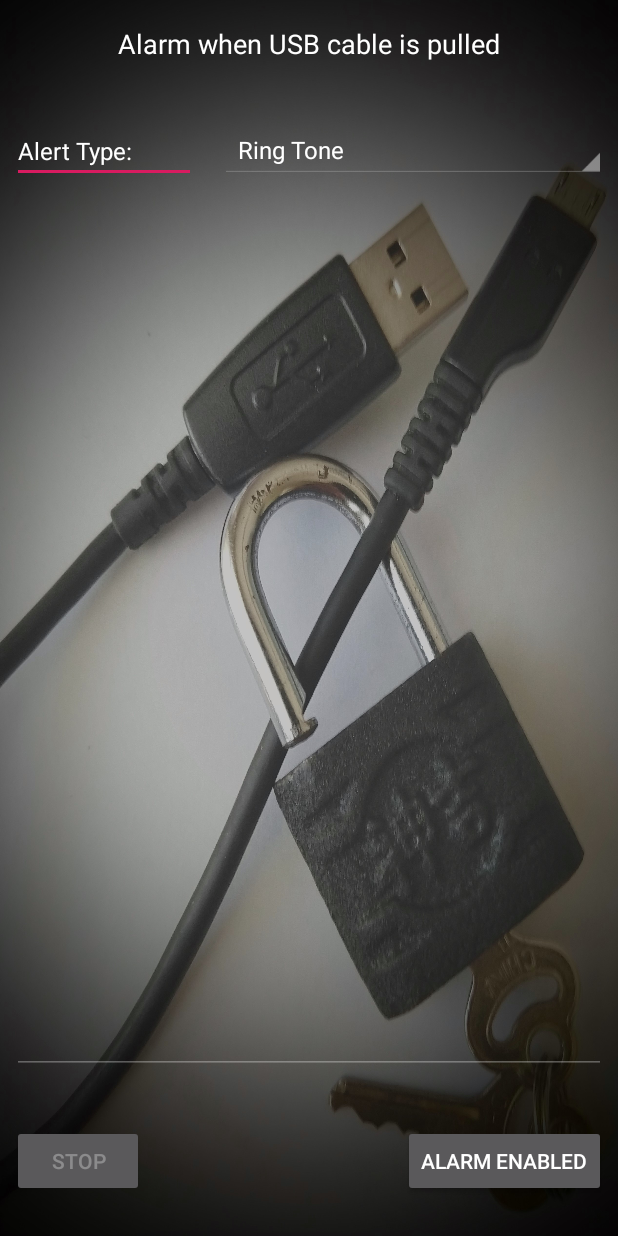
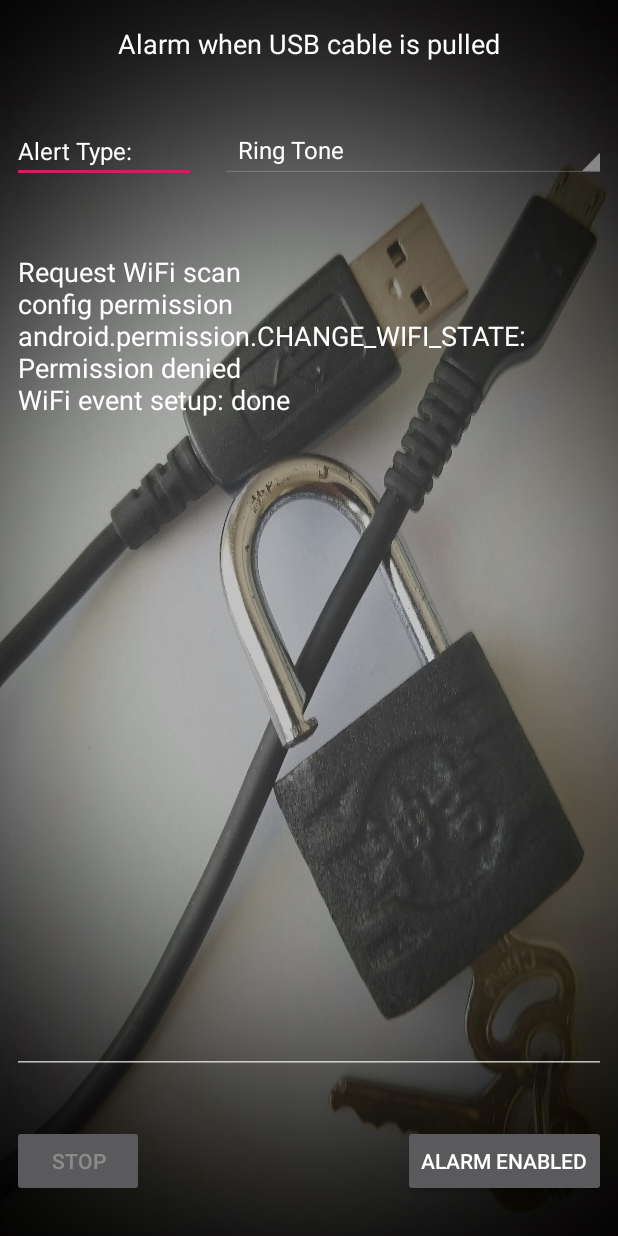
Before and after one commit to Cheng-Yan-2909/CableLock, an Android app: the screen it shows after launch (MainActivity), on a phone screen of 412 x 824 dp. Run offline under Robolectric (Android 15) with nearby library versions, the phone set to English and light mode, and no system bars.

Commit message:
got WiFi info... need clean up debug

```diff
--- a/app/build.gradle
+++ b/app/build.gradle
@@ -9,7 +9,7 @@ android {
         versionCode 2
         versionName "2.0"
         testInstrumentationRunner "androidx.test.runner.AndroidJUnitRunner"
-        minSdkVersion 21
+        minSdkVersion 23
     }
     buildTypes {
         release {
--- a/app/src/main/AndroidManifest.xml
+++ b/app/src/main/AndroidManifest.xml
@@ -17,7 +17,10 @@
             </intent-filter>
         </activity>
 
-
     </application>
 
+    <uses-permission android:name="android.permission.ACCESS_FINE_LOCATION"/>
+    <uses-permission android:name="android.permission.CHANGE_WIFI_STATE"/>
+    <uses-permission android:name="android.permission.ACCESS_WIFI_STATE"/>
+
 </manifest>
--- a/app/src/main/java/com/chengyan/cablelock/BatteryStatus.java
+++ b/app/src/main/java/com/chengyan/cablelock/BatteryStatus.java
@@ -66,7 +66,7 @@ public class BatteryStatus {
                 }
             }
         };
-        IntentFilter ifilter = new IntentFilter(Intent.ACTION_BATTERY_CHANGED);
-        batteryStatus = mainActivity.registerReceiver(broadcastReceiver, ifilter);
+        //IntentFilter ifilter = new IntentFilter(Intent.ACTION_BATTERY_CHANGED);
+        //batteryStatus = mainActivity.registerReceiver(broadcastReceiver, ifilter);
     }
 }
--- a/app/src/main/java/com/chengyan/cablelock/MainActivity.java
+++ b/app/src/main/java/com/chengyan/cablelock/MainActivity.java
@@ -1,25 +1,15 @@
 package com.chengyan.cablelock;
 
 import androidx.appcompat.app.AppCompatActivity;
-import android.content.BroadcastReceiver;
-import android.content.Context;
-import android.content.Intent;
-import android.content.IntentFilter;
-import android.media.AudioManager;
-import android.media.Ringtone;
-import android.media.RingtoneManager;
+import androidx.core.app.ActivityCompat;
+
+import android.content.pm.PackageManager;
 import android.os.Bundle;
-import android.view.View;
-import android.widget.AdapterView;
-import android.widget.ArrayAdapter;
-import android.widget.Button;
-import android.widget.Spinner;
-
-import java.util.HashMap;
-import java.util.Map;
 
 
 public class MainActivity extends AppCompatActivity {
+
+
 
     @Override
     protected void onCreate(Bundle savedInstanceState) {
@@ -27,8 +17,10 @@ public class MainActivity extends AppCompatActivity {
         setContentView(R.layout.activity_main);
 
         UIHandler.init(this);
+
         AlarmPlayer.init(this);
         UsbEventHandler.init(this);
-        BatteryStatus.init(this);
+        //BatteryStatus.init(this);
+        WifiEventHandler.init(this);
     }
 }
--- a/app/src/main/java/com/chengyan/cablelock/UIHandler.java
+++ b/app/src/main/java/com/chengyan/cablelock/UIHandler.java
@@ -64,7 +64,7 @@ public class UIHandler {
     }
 
     public static void debug(String s) {
-        if( isDebugEnabled() ) {
+        if( !isDebugEnabled() ) {
             return;
         }
 
@@ -82,7 +82,7 @@ public class UIHandler {
     }
 
     public static void debugClr() {
-        if( isDebugEnabled() ) {
+        if( !isDebugEnabled() ) {
             return;
         }
         try {
@@ -105,8 +105,8 @@ public class UIHandler {
     }
 
     private void setupDebugOutput() {
-        //debug = mainActivity.findViewById(R.id.DebugOutput);
-        //debug.setText("Debug enabled");
+        debug = mainActivity.findViewById(R.id.DebugOutput);
+        debug.setText("Debug enabled\n");
     }
 
     private void setupStopButton() {
@@ -135,6 +135,7 @@ public class UIHandler {
                 else {
                     enableButton.setText("Alarm Enabled");
                     alarmEnabled = true;
+                    WifiEventHandler.getInstance().requestWifiScan();
                 }
             }
         });
--- a/app/src/main/java/com/chengyan/cablelock/WifiEventHandler.java
+++ b/app/src/main/java/com/chengyan/cablelock/WifiEventHandler.java
@@ -4,14 +4,30 @@ import android.content.BroadcastReceiver;
 import android.content.Context;
 import android.content.Intent;
 import android.content.IntentFilter;
+import android.content.pm.PackageManager;
+import android.net.wifi.ScanResult;
 import android.net.wifi.WifiManager;
+
+import androidx.core.app.ActivityCompat;
 
 import com.chengyan.cablelock.exception.ObjectNotInitializedException;
 
+import java.util.ArrayList;
+import java.util.List;
+
 public class WifiEventHandler extends EventHandler {
 
+    public final static int PERMISSION_CODE = 1;
+
     private static WifiEventHandler self = null;
+
     private final WifiManager wifiManager;
+
+    public static final String[] permissionNameList = new String[] {
+        android.Manifest.permission.ACCESS_FINE_LOCATION,
+        android.Manifest.permission.CHANGE_WIFI_STATE,
+        android.Manifest.permission.ACCESS_WIFI_STATE
+    };
 
     public static WifiEventHandler init(MainActivity mainActivity) {
         if( null == self ) {
@@ -28,12 +44,67 @@ public class WifiEventHandler extends EventHandler {
         return self;
     }
 
+    public void requestWifiScan() {
+        UIHandler.debugClr();
+        UIHandler.debugln("Request WiFi scan");
+
+        configPermission();
+
+        try {
+            if (!wifiManager.startScan()) {
+                UIHandler.debugln("WifFi scan failed 2");
+            }
+        }
+        catch(Exception e) {
+            UIHandler.debugln("Error scan: " + e.getMessage());
+        }
+
+    }
+
     private WifiEventHandler(MainActivity mainActivity) {
         super(mainActivity);
         wifiManager = (WifiManager) mainActivity.getApplicationContext().getSystemService(Context.WIFI_SERVICE);
+        setupWifiEvent();
     }
 
     private void setupWifiEvent() {
+        UIHandler.debugln("WiFi event setup...");
 
+        BroadcastReceiver wifiScanReceiver = new BroadcastReceiver() {
+            @Override
+            public void onReceive(Context c, Intent intent) {
+                boolean success = intent.getBooleanExtra(
+                        WifiManager.EXTRA_RESULTS_UPDATED, false);
+                processScanResult();
+            }
+        };
+
+        mainActivity.registerReceiver(wifiScanReceiver, new IntentFilter(WifiManager.SCAN_RESULTS_AVAILABLE_ACTION));
+
+        requestWifiScan();
+
+        UIHandler.debugln("WiFi event setup: done");
+    }
+
+    private void configPermission() {
+        UIHandler.debugln("config permission");
+        boolean changeWifiStatePermission = ActivityCompat.checkSelfPermission(mainActivity.getApplicationContext(), android.Manifest.permission.CHANGE_WIFI_STATE) != PackageManager.PERMISSION_GRANTED;
+        boolean accessFineLocationPermission = ActivityCompat.checkSelfPermission(mainActivity.getApplicationContext(), android.Manifest.permission.ACCESS_FINE_LOCATION) != PackageManager.PERMISSION_GRANTED;
+        boolean accessWifiStatePermission = ActivityCompat.checkSelfPermission(mainActivity.getApplicationContext(), android.Manifest.permission.ACCESS_WIFI_STATE) != PackageManager.PERMISSION_GRANTED;
+
+        if (changeWifiStatePermission && accessFineLocationPermission && accessWifiStatePermission) {
+            UIHandler.debugln(android.Manifest.permission.CHANGE_WIFI_STATE + ": Permission granted");
+        } else {
+            UIHandler.debugln(android.Manifest.permission.CHANGE_WIFI_STATE + ": Permission denied");
+            ActivityCompat.requestPermissions(mainActivity, permissionNameList, PERMISSION_CODE);
+        }
+    }
+
+    private void processScanResult() {
+        List<ScanResult> scanResults = wifiManager.getScanResults();
+        UIHandler.debugln("WiFi result:");
+        for(ScanResult sr : scanResults) {
+            UIHandler.debugln(sr.SSID + " -- " + sr.toString() + "\n==============");
+        }
     }
 }
--- a/app/src/main/res/layout/activity_main.xml
+++ b/app/src/main/res/layout/activity_main.xml
@@ -115,7 +115,7 @@
         android:layout_marginBottom="8dp"
         android:editable="false"
         android:ems="10"
-        android:enabled="false"
+        android:enabled="true"
         android:gravity="start|top"
         android:inputType="textMultiLine"
         app:layout_constraintBottom_toTopOf="@+id/guideline"
```
